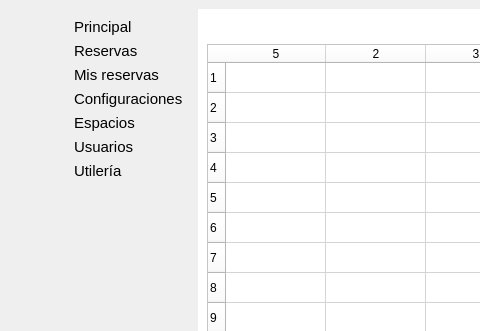
Johnatanvq/pooAPP, file frontend/vistas/misReservas/misReservas.ui: the form before one commit; both pictures show x 0 to 480 and y 0 to 331 of the 1000 by 590 pixel window.
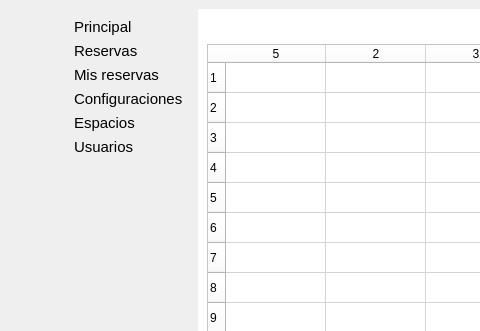
The form after the commit. Icons and pictures are not drawn.

Commit message: clase Utilería eliminada, ajuste de vistas menu principal: botón utilería removido

```diff
--- a/frontend/vistas/misReservas/misReservas.ui
+++ b/frontend/vistas/misReservas/misReservas.ui
@@ -940,79 +940,6 @@
          </property>
         </widget>
        </item>
-       <item>
-        <widget class="QPushButton" name="bt_utilera_mm">
-         <property name="font">
-          <font>
-           <pointsize>11</pointsize>
-          </font>
-         </property>
-         <property name="styleSheet">
-          <string notr="true">QPushButton{
-	border-top-left-radius: 0 px;
-	border-bottom-left-radius: 30px;
-	border-top-right-radius: 30px;
-	border-bottom-right-radius: 0px
-}
-QPushButton {
-    background-color: qlineargradient(spread:reflect, x1:0, y1:0.532273, x2:1, y2:0.5, 
-                                       stop:0.362832 rgba(0,128,0,255), /* Verde oscuro */
-                                       stop:0.369469 rgba(0,128,0,255), 
-                                       stop:1 rgba(0,255,0,255)); /* Verde claro */
-    
-    padding-left: 0px; /* Espacio a la izquierda para simular alineación */
-    border: none; /* Sin borde, opcional */
-    text-align: left; /* Aunque esto no tendrá efecto en QPushButton, lo incluimos para claridad */
-}
-
-QPushButton:hover{
-	border-top-left-radius: 0 px;
-	border-bottom-left-radius: 30px;
-	border-top-right-radius: 30px;
-	border-bottom-right-radius: 0px
-}
-
-
-QPushButton {
-    border-radius: 18px;
-    background-color: qlineargradient(spread:reflect, x1:0, y1:0.532273, x2:1, y2:0.5, 
-                                      stop:0.362832 rgba(0,128,0,255), /* Verde oscuro */
-                                      stop:0.369469 rgba(0,128,0,255), 
-                                      stop:1 rgba(0,255,0,255)); /* Verde claro */
-}
-
-QPushButton:hover {
-    background-color: qlineargradient(spread:reflect, x1:0, y1:0.562273, x2:0.949, y2:0.545455, 
-                                      stop:0 rgb(255,255,255), /* Cian oscuro */
-                                      stop:1 rgb(255,255,255)); /* Cian claro */
-}
-
-QLabel {
-    color: rgb(225, 225, 224);
-    font: 12pt &quot;Arial&quot;;
-}</string>
-         </property>
-         <property name="text">
-          <string>Utilería</string>
-         </property>
-         <property name="icon">
-          <iconset resource="../../imagenes/resources.qrc">
-           <normaloff>:/newPrefix/shopping-bag.svg</normaloff>:/newPrefix/shopping-bag.svg</iconset>
-         </property>
-         <property name="iconSize">
-          <size>
-           <width>40</width>
-           <height>40</height>
-          </size>
-         </property>
-         <property name="checkable">
-          <bool>true</bool>
-         </property>
-         <property name="autoExclusive">
-          <bool>true</bool>
-         </property>
-        </widget>
-       </item>
        <item>
         <spacer name="verticalSpacer_2">
          <property name="orientation">
```
Left out of the diff: 59 changed lines with no effect on the pictures. The commit also changes 11 other files.
